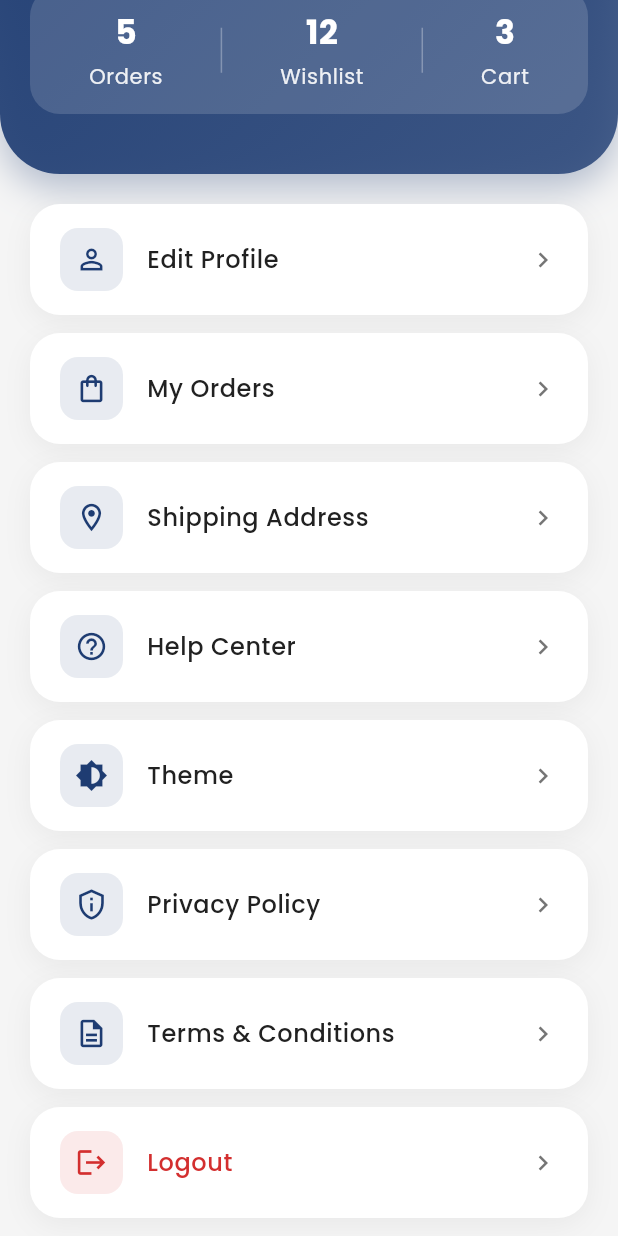
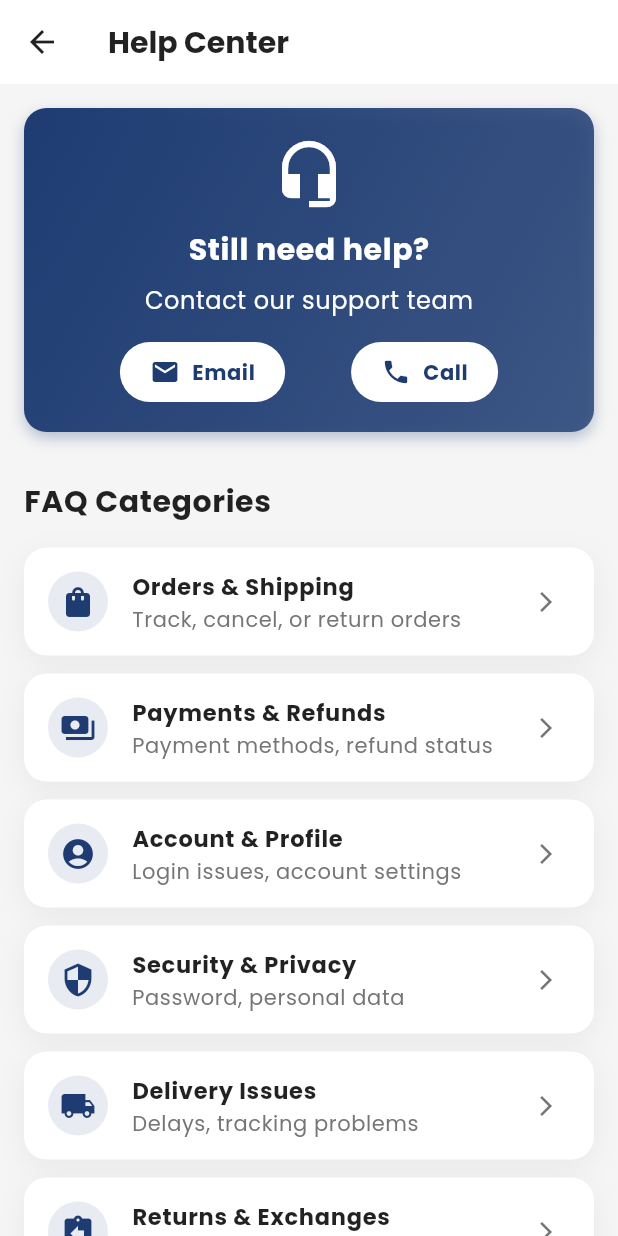
Before and after one commit to Edil-Ayehu/multi-vendor-e-commerce-app-tutorial, a Flutter app: the ProfileScreen screen opened directly, scrolled down 295 dp, after a tap on "Help Center", on a phone screen of 412 x 824 dp. Run offline on Flutter 3.47's test engine with Material 3 defaults, Android fonts, the phone set to English and light mode, and no system bars; drawn by our look-alikes of toastification; our stand-ins replace cached_network_image, carousel_slider, get, google_fonts, image_picker, loading_animation_widget and 4 more; accounts and stored records are empty; network calls fail.

Commit message:
help center screen adjustment

```diff
--- a/lib/core/routes/app_routes.dart
+++ b/lib/core/routes/app_routes.dart
@@ -3,6 +3,7 @@ import 'package:multi_vendor_ecommerce_application/features/auth/views/screens/s
 import 'package:multi_vendor_ecommerce_application/features/onboarding/screens/onboarding_screen.dart';
 import 'package:multi_vendor_ecommerce_application/features/orders/views/screens/my_orders_screen.dart';
 import 'package:multi_vendor_ecommerce_application/features/profile/views/screens/edit_profile_screen.dart';
+import 'package:multi_vendor_ecommerce_application/features/profile/views/screens/help_center_screen.dart';
 import 'package:multi_vendor_ecommerce_application/features/profile/views/screens/shipping_address_screen.dart';
 import 'package:multi_vendor_ecommerce_application/features/splash/screens/splash_screen.dart';
 
@@ -15,6 +16,7 @@ class AppRoutes {
   static const String myOrders = '/my-orders';
   static const String editProfile = '/edit-profile';
   static const String shippingAddress = '/shipping-address';
+  static const String helpCenter = '/help-center';
 
   static final routes = [
     GetPage(name: splash, page: ()=> const SplashScreen()),
@@ -24,5 +26,6 @@ class AppRoutes {
     GetPage(name: editProfile, page: () => EditProfileScreen()),
     GetPage(name: myOrders, page: () => const MyOrdersScreen()),
     GetPage(name: shippingAddress, page: () => const ShippingAddressScreen()),
+    GetPage(name: helpCenter, page: () => const HelpCenterScreen()),
   ];
 }
--- /dev/null
+++ b/lib/features/profile/controllers/help_center_controller.dart
@@ -0,0 +1,276 @@
+import 'package:flutter/material.dart';
+import 'package:get/get.dart';
+import 'package:multi_vendor_ecommerce_application/features/profile/views/screens/faq_details_screen.dart';
+import 'package:url_launcher/url_launcher.dart';
+import '../models/faq_category.dart';
+import '../models/faq_item.dart';
+
+class HelpCenterController extends GetxController {
+  static HelpCenterController get to => Get.find();
+
+  final supportEmail = 'edilayehu534027@gmail.com';
+  final supportPhone = '+251930884402';
+
+  Future<void> launchEmail(BuildContext context) async {
+    final Uri emailLaunchUri = Uri(
+      scheme: 'mailto',
+      path: supportEmail,
+      queryParameters: {
+        'subject': 'Customer Support Request',
+        'body': 'Hello, I need help with...',
+      },
+    );
+
+    try {
+      await launchUrl(emailLaunchUri);
+    } catch (e) {
+      showErrorDialog(context, 'Could not launch email client');
+    }
+  }
+
+  Future<void> launchPhone(BuildContext context) async {
+    final Uri phoneLaunchUri = Uri(
+      scheme: 'tel',
+      path: supportPhone,
+    );
+
+    try {
+      await launchUrl(phoneLaunchUri);
+    } catch (e) {
+      showErrorDialog(context, 'Could not launch phone app');
+    }
+  }
+
+  void showErrorDialog(BuildContext context, String message) {
+    showDialog(
+      context: context,
+      builder: (context) => AlertDialog(
+        title: const Text('Error'),
+        content: Text(message),
+        actions: [
+          TextButton(
+            onPressed: () => Navigator.pop(context),
+            child: const Text('OK'),
+          ),
+        ],
+      ),
+    );
+  }
+
+  List<FAQCategory> getFAQCategories() {
+    return [
+      FAQCategory(
+        icon: Icons.shopping_bag,
+        title: 'Orders & Shipping',
+        subtitle: 'Track, cancel, or return orders',
+      ),
+      FAQCategory(
+        icon: Icons.payments,
+        title: 'Payments & Refunds',
+        subtitle: 'Payment methods, refund status',
+      ),
+                        FAQCategory(
+
+                    icon: Icons.account_circle,
+                    title: 'Account & Profile',
+                    subtitle: 'Login issues, account settings',
+                  ),
+                  FAQCategory(
+
+                    icon: Icons.security,
+                    title: 'Security & Privacy',
+                    subtitle: 'Password, personal data',
+                  ),
+                  FAQCategory(
+
+                    icon: Icons.local_shipping,
+                    title: 'Delivery Issues',
+                    subtitle: 'Delays, tracking problems',
+                  ),
+                  FAQCategory(
+
+                    icon: Icons.assignment_return,
+                    title: 'Returns & Exchanges',
+                    subtitle: 'Return policy, exchange process',
+                  ),
+                  FAQCategory(
+
+                    icon: Icons.card_giftcard,
+                    title: 'Promotions & Discounts',
+                    subtitle: 'Coupons, special offers',
+                  ),
+                  FAQCategory(
+
+                    icon: Icons.store,
+                    title: 'Product Information',
+                    subtitle: 'Specifications, availability',
+                  ),
+    ];
+  }
+
+void navigateToFAQDetails(String title) {
+  Get.to(() => FAQDetailsScreen(
+    title: title,
+    faqItems: getFAQItems(title),
+  ));
+}
+
+  List<FAQItem> getFAQItems(String category) {
+  switch (category) {
+
+      case 'Orders & Shipping':
+          return [
+            FAQItem(
+              question: 'How can I track my order?',
+              answer:
+                  'You can track your order by going to "My Orders" in your account and clicking on the specific order. You\'ll see real-time updates on your order status and location.',
+            ),
+            FAQItem(
+              question: 'What is the estimated delivery time?',
+              answer:
+                  'Standard delivery typically takes 3-5 business days. Express delivery is available for 1-2 business days. International shipping may take 7-14 business days.',
+            ),
+            FAQItem(
+              question: 'Can I cancel my order?',
+              answer:
+                  'Orders can be cancelled within 1 hour of placement if they haven\'t been processed. Go to "My Orders" and look for the cancel option on eligible orders.',
+            ),
+            FAQItem(
+              question: 'How do I return an item?',
+              answer:
+                  'To return an item, go to "My Orders," select the order and item, choose "Return Item," and follow the instructions. Returns must be initiated within 30 days of delivery.',
+            ),
+          ];
+
+        case 'Payments & Refunds':
+          return [
+            FAQItem(
+              question: 'What payment methods are accepted?',
+              answer:
+                  'We accept credit/debit cards (Visa, MasterCard, American Express), PayPal, Apple Pay, Google Pay, and bank transfers. Some regions may have additional local payment options.',
+            ),
+            FAQItem(
+              question: 'How long do refunds take?',
+              answer:
+                  'Refunds typically process within 5-7 business days after we receive and inspect the returned item. The actual time to see the funds may vary depending on your payment method and bank.',
+            ),
+            FAQItem(
+              question: 'Is my payment information secure?',
+              answer:
+                  'Yes, we use industry-standard SSL encryption and comply with PCI DSS requirements to ensure your payment information is secure. We never store complete credit card details.',
+            ),
+            FAQItem(
+              question: 'What happens if my payment fails?',
+              answer:
+                  'If your payment fails, the order won\'t be processed. You\'ll receive a notification and can try again with the same or different payment method. Check your card details and available balance.',
+            ),
+          ];
+
+        case 'Account & Profile':
+          return [
+            FAQItem(
+              question: 'How do I reset my password?',
+              answer:
+                  'Click "Forgot Password" on the login screen, enter your email address, and follow the instructions sent to your email to create a new password.',
+            ),
+            FAQItem(
+              question: 'Can I change my email address?',
+              answer:
+                  'Yes, you can change your email address in Account Settings. You\'ll need to verify the new email address before the change takes effect.',
+            ),
+            FAQItem(
+              question: 'How do I update my shipping address?',
+              answer:
+                  'Go to Account Settings > Addresses to add, edit, or remove shipping addresses. You can also save multiple addresses and set a default one.',
+            ),
+            FAQItem(
+              question: 'What should I do if my account is locked?',
+              answer:
+                  'If your account is locked, contact customer support with your account email. This usually happens due to multiple failed login attempts or suspicious activity.',
+            ),
+          ];
+
+        case 'Security & Privacy':
+          return [
+            FAQItem(
+              question: 'How is my personal data protected?',
+              answer:
+                  'We use advanced encryption and security measures to protect your data. Our privacy policy details how we collect, use, and protect your information in compliance with GDPR and other regulations.',
+            ),
+            FAQItem(
+              question: 'Can I enable two-factor authentication?',
+              answer:
+                  'Yes, go to Account Settings > Security to enable two-factor authentication. You can choose between SMS or authenticator app verification.',
+            ),
+            FAQItem(
+              question: 'How do I report suspicious activity?',
+              answer:
+                  'If you notice any suspicious activity, immediately contact our security team through the Help Center or email security@example.com. Change your password as a precaution.',
+            ),
+            FAQItem(
+              question: 'What happens to my data if I delete my account?',
+              answer:
+                  'When you delete your account, your personal data is permanently removed after 30 days. Some information may be retained for legal requirements or fraud prevention.',
+            ),
+          ];
+
+        case 'Delivery Issues':
+          return [
+            FAQItem(
+              question: 'What causes delivery delays?',
+              answer:
+                  'Delivery delays can be caused by various factors such as weather conditions, transportation issues, or customs clearance. We apologize for any inconvenience this may cause.',
+            ),
+            FAQItem(
+              question: 'How can I track my delivery?',
+              answer:
+                  'You can track your delivery using the tracking number provided in your order confirmation email. You can also contact our support team for updates.',
+            ),
+          ];
+
+        case 'Returns & Exchanges':
+          return [
+            FAQItem(
+              question: 'How do I return an item?',
+              answer:
+                  'To return an item, go to "My Orders," select the order and item, choose "Return Item," and follow the instructions. Returns must be initiated within 30 days of delivery.',
+            ),
+            FAQItem(
+              question: 'What is the return policy?',
+              answer:
+                  'Our return policy allows for returns within 30 days of delivery. Items must be in their original packaging and in the same condition as received.',
+            ),
+          ];
+
+        case 'Promotions & Discounts':
+          return [
+            FAQItem(
+              question: 'How do I redeem a coupon?',
+              answer:
+                  'To redeem a coupon, go to the checkout page, enter the coupon code in the "Discount Code" field, and click "Apply." The discount will be applied to your order total.',
+            ),
+            FAQItem(
+              question: 'What are the terms of a promotion?',
+              answer:
+                  'Promotions have specific terms and conditions. Please read the promotion details carefully before participating. Some promotions may have limited availability or time restrictions.',
+            ),
+          ];
+
+        case 'Product Information':
+          return [
+            FAQItem(
+              question: 'How do I find product specifications?',
+              answer:
+                  'You can find product specifications in the product description or on the product page. You can also contact our support team for more information.',
+            ),
+            FAQItem(
+              question: 'How do I check product availability?',
+              answer:
+                  'You can check product availability in the product description or on the product page. You can also contact our support team for more information.',
+            ),
+          ];
+    default:
+      return [];
+  }
+}
+}
--- a/lib/features/profile/controllers/profile_controller.dart
+++ b/lib/features/profile/controllers/profile_controller.dart
@@ -54,7 +54,8 @@ class ProfileController {
 
   void navigateToHelpCenter() {
     // Will be implemented with actual navigation
-    debugPrint('Navigate to Help Center');
+    // debugPrint('Navigate to Help Center');
+    Get.toNamed(AppRoutes.helpCenter);
   }
 
   void navigateToPrivacyPolicy() {
--- /dev/null
+++ b/lib/features/profile/models/faq_category.dart
@@ -0,0 +1,13 @@
+import 'package:flutter/material.dart';
+
+class FAQCategory {
+  final IconData icon;
+  final String title;
+  final String subtitle;
+
+  FAQCategory({
+    required this.icon,
+    required this.title,
+    required this.subtitle,
+  });
+}
--- /dev/null
+++ b/lib/features/profile/models/faq_item.dart
@@ -0,0 +1,9 @@
+class FAQItem {
+  final String question;
+  final String answer;
+
+  FAQItem({
+    required this.question,
+    required this.answer,
+  });
+}
--- /dev/null
+++ b/lib/features/profile/views/screens/help_center_screen.dart
@@ -0,0 +1,44 @@
+import 'package:flutter/material.dart';
+import 'package:get/get.dart';
+import 'package:multi_vendor_ecommerce_application/features/profile/controllers/help_center_controller.dart';
+import 'package:multi_vendor_ecommerce_application/features/profile/views/widgets/faq_section.dart';
+import 'package:multi_vendor_ecommerce_application/features/profile/views/widgets/support_section.dart';
+
+class HelpCenterScreen extends GetView<HelpCenterController> {
+  const HelpCenterScreen({super.key});
+
+  @override
+  Widget build(BuildContext context) {
+    final isDark = Theme.of(context).brightness == Brightness.dark;
+
+    return Scaffold(
+      backgroundColor: Theme.of(context).scaffoldBackgroundColor,
+      appBar: _buildAppBar(context, isDark),
+      body: SingleChildScrollView(
+        child: Column(
+          children: [
+            SupportSection(controller: controller),
+            FAQSection(
+              controller: controller,
+              isDark: isDark,
+            ),
+          ],
+        ),
+      ),
+    );
+  }
+
+  PreferredSizeWidget _buildAppBar(BuildContext context, bool isDark) {
+    return AppBar(
+      title: Text(
+        'Help Center',
+        style: TextStyle(
+          color: isDark ? Colors.white : Colors.black87,
+          fontWeight: FontWeight.bold,
+        ),
+      ),
+      backgroundColor: Theme.of(context).cardColor,
+      elevation: 0,
+    );
+  }
+}
--- /dev/null
+++ b/lib/features/profile/views/widgets/faq_section.dart
@@ -0,0 +1,94 @@
+import 'package:flutter/material.dart';
+import 'package:multi_vendor_ecommerce_application/core/config/theme/app_colors.dart';
+import 'package:multi_vendor_ecommerce_application/features/profile/controllers/help_center_controller.dart';
+
+class FAQSection extends StatelessWidget {
+  final HelpCenterController controller;
+  final bool isDark;
+
+  const FAQSection({
+    super.key,
+    required this.controller,
+    required this.isDark,
+  });
+
+  @override
+  Widget build(BuildContext context) {
+    return Padding(
+      padding: const EdgeInsets.all(16),
+      child: Column(
+        crossAxisAlignment: CrossAxisAlignment.start,
+        children: [
+          Text(
+            'FAQ Categories',
+            style: TextStyle(
+              fontSize: 20,
+              fontWeight: FontWeight.bold,
+              color: isDark ? Colors.white : Colors.black87,
+            ),
+          ),
+          const SizedBox(height: 16),
+          ...controller.getFAQCategories().map(
+                (category) => _buildFAQCategory(
+                  context,
+                  isDark: isDark,
+                  icon: category.icon,
+                  title: category.title,
+                  subtitle: category.subtitle,
+                ),
+              ),
+        ],
+      ),
+    );
+  }
+
+  Widget _buildFAQCategory(
+    BuildContext context, {
+    required bool isDark,
+    required IconData icon,
+    required String title,
+    required String subtitle,
+  }) {
+    return Container(
+      margin: const EdgeInsets.only(bottom: 12),
+      decoration: BoxDecoration(
+        color: Theme.of(context).cardColor,
+        borderRadius: BorderRadius.circular(15),
+        boxShadow: [
+          BoxShadow(
+            color: isDark
+                ? Colors.black.withOpacity(0.3)
+                : Colors.black.withOpacity(0.05),
+            blurRadius: 15,
+            offset: const Offset(0, 5),
+          ),
+        ],
+      ),
+      child: ListTile(
+        leading: CircleAvatar(
+          backgroundColor: AppColors.primary.withOpacity(0.1),
+          child: Icon(icon, color: AppColors.primary),
+        ),
+        title: Text(
+          title,
+          style: TextStyle(
+            fontWeight: FontWeight.bold,
+            color: isDark ? Colors.white : Colors.black87,
+          ),
+        ),
+        subtitle: Text(
+          subtitle,
+          style: TextStyle(
+            color: isDark ? Colors.white70 : Colors.grey[600],
+          ),
+        ),
+        trailing: Icon(
+          Icons.arrow_forward_ios,
+          size: 16,
+          color: isDark ? Colors.white70 : Colors.grey[600],
+        ),
+        onTap: () => controller.navigateToFAQDetails(title),
+      ),
+    );
+  }
+}
--- /dev/null
+++ b/lib/features/profile/views/widgets/support_section.dart
@@ -0,0 +1,114 @@
+import 'package:flutter/material.dart';
+import 'package:multi_vendor_ecommerce_application/core/config/theme/app_colors.dart';
+import 'package:multi_vendor_ecommerce_application/features/profile/controllers/help_center_controller.dart';
+
+class SupportSection extends StatelessWidget {
+  final HelpCenterController controller;
+
+  const SupportSection({
+    super.key,
+    required this.controller,
+  });
+
+  @override
+  Widget build(BuildContext context) {
+    return Container(
+      margin: const EdgeInsets.all(16),
+      padding: const EdgeInsets.all(20),
+      decoration: BoxDecoration(
+        gradient: LinearGradient(
+          begin: Alignment.topLeft,
+          end: Alignment.bottomRight,
+          colors: [
+            AppColors.primary,
+            AppColors.primary.withOpacity(0.8),
+          ],
+        ),
+        borderRadius: BorderRadius.circular(15),
+        boxShadow: [
+          BoxShadow(
+            color: AppColors.primary.withOpacity(0.3),
+            blurRadius: 8,
+            offset: const Offset(0, 4),
+          ),
+        ],
+      ),
+      child: Column(
+        children: [
+          const Icon(
+            Icons.headset_mic,
+            size: 48,
+            color: Colors.white,
+          ),
+          const SizedBox(height: 12),
+          const Text(
+            'Still need help?',
+            style: TextStyle(
+              color: Colors.white,
+              fontSize: 20,
+              fontWeight: FontWeight.bold,
+            ),
+          ),
+          const SizedBox(height: 8),
+          const Text(
+            'Contact our support team',
+            style: TextStyle(
+              color: Colors.white,
+              fontSize: 16,
+            ),
+          ),
+          const SizedBox(height: 16),
+          Row(
+            mainAxisAlignment: MainAxisAlignment.spaceEvenly,
+            children: [
+              _buildContactButton(
+                icon: Icons.email,
+                label: 'Email',
+                onTap: () => controller.launchEmail(context),
+              ),
+              _buildContactButton(
+                icon: Icons.phone,
+                label: 'Call',
+                onTap: () => controller.launchPhone(context),
+              ),
+            ],
+          ),
+        ],
+      ),
+    );
+  }
+
+  Widget _buildContactButton({
+    required IconData icon,
+    required String label,
+    required VoidCallback onTap,
+  }) {
+    return InkWell(
+      onTap: onTap,
+      child: Container(
+        padding: const EdgeInsets.symmetric(
+          horizontal: 20,
+          vertical: 10,
+        ),
+        decoration: BoxDecoration(
+          color: Colors.white,
+          borderRadius: BorderRadius.circular(25),
+        ),
+        child: Row(
+          mainAxisSize: MainAxisSize.min,
+          children: [
+            Icon(icon, color: AppColors.primary, size: 20),
+            const SizedBox(width: 8),
+            Text(
+              label,
+              style: TextStyle(
+                color: AppColors.primary,
+                fontWeight: FontWeight.bold,
+              ),
+            ),
+          ],
+        ),
+      ),
+    );
+  }
+}
--- a/lib/main.dart
+++ b/lib/main.dart
@@ -9,6 +9,7 @@ import 'package:multi_vendor_ecommerce_application/features/cart/repositories/ca
 import 'package:multi_vendor_ecommerce_application/features/onboarding/controllers/onboarding_controller.dart';
 import 'package:multi_vendor_ecommerce_application/features/orders/controllers/order_controller.dart';
 import 'package:multi_vendor_ecommerce_application/features/orders/repositories/order_repository.dart';
+import 'package:multi_vendor_ecommerce_application/features/profile/controllers/help_center_controller.dart';
 import 'package:multi_vendor_ecommerce_application/features/profile/controllers/profile_controller.dart';
 import 'package:multi_vendor_ecommerce_application/features/splash/controllers/splash_controller.dart';
 import 'package:multi_vendor_ecommerce_application/features/wishlist/controllers/wishlist_controller.dart';
@@ -22,6 +23,7 @@ void main() async {
   Get.put(SplashController());
   Get.put(OnboardingController());
   Get.put(ProfileController());
+   Get.put(HelpCenterController());
 
   // Initialize cart dependencies
   final cartRepository = CartRepository();
```
Also changed, not shown: lib/features/profile/views/screens/faq_details_screen.dart (added, +82 -0 lines), lib/features/profile/views/widgets/profile_options_widget.dart (+4 -3 lines).
